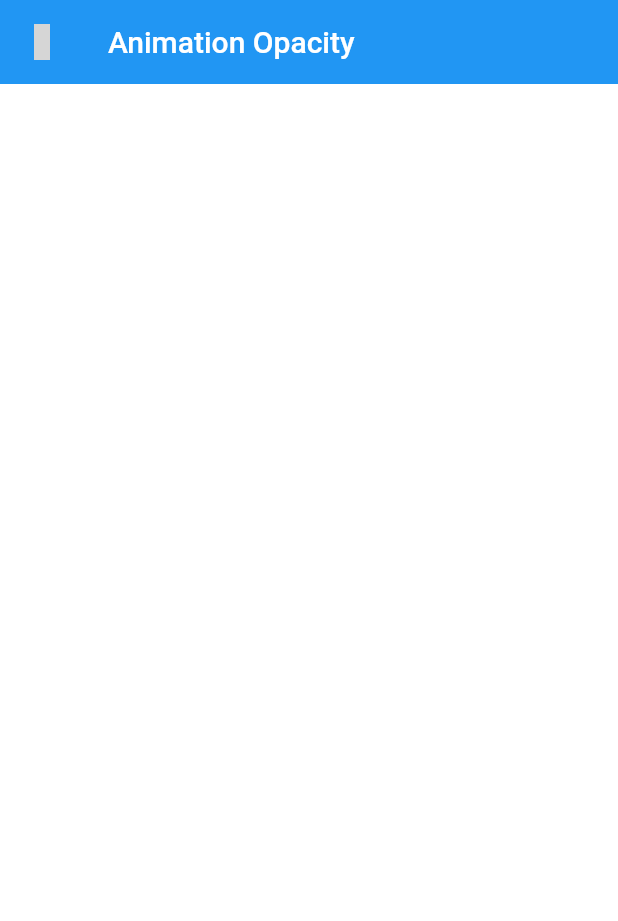
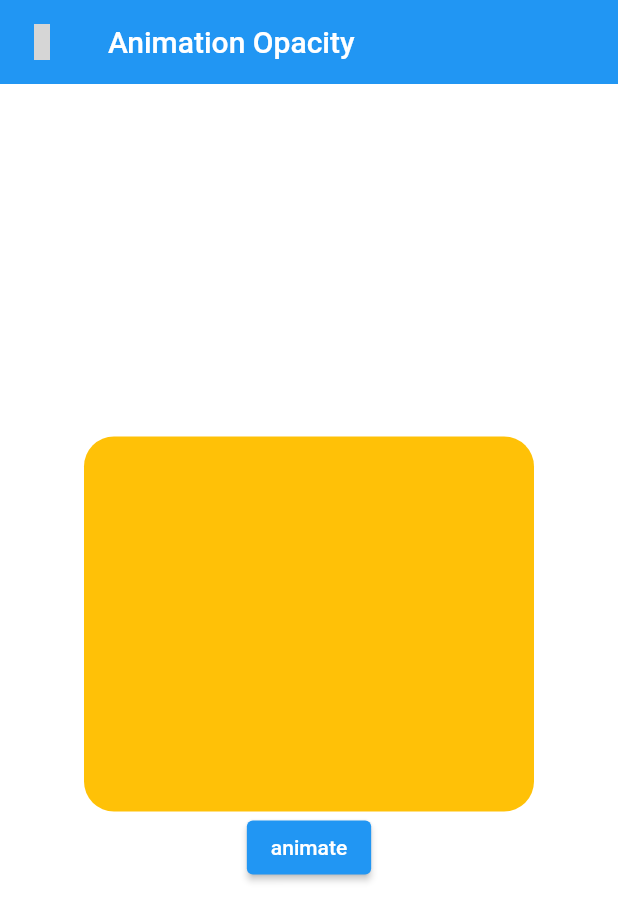
Before and after one commit to alirezat66/flutter_animations, a Flutter app: the OpacityAnimationScreen screen opened by its route, on a phone screen of 412 x 824 dp. Shown: the top 921 px of the screen. Run offline on Flutter 3.47's test engine with Material 2 defaults, Android fonts, the phone set to English and light mode, and no system bars; our stand-ins replace iconly; grey boxes are pictures that could not be loaded.

Commit message:
add opacity animation

```diff
--- a/lib/screen/animation_opacity_screen.dart
+++ b/lib/screen/animation_opacity_screen.dart
@@ -9,6 +9,11 @@ class OpacityAnimationScreen extends StatefulWidget {
 }
 
 class _OpacityAnimationScreenState extends State<OpacityAnimationScreen> {
+  double width = 300;
+  double height = 250;
+  double radius = 20;
+  Color color = Colors.amber;
+  double opacity = 1;
   @override
   Widget build(BuildContext context) {
     return Scaffold(
@@ -27,7 +32,26 @@ class _OpacityAnimationScreenState extends State<OpacityAnimationScreen> {
           mainAxisSize: MainAxisSize.max,
           mainAxisAlignment: MainAxisAlignment.center,
           crossAxisAlignment: CrossAxisAlignment.center,
-          children: [],
+          children: [
+            AnimatedOpacity(
+              opacity: opacity,
+              duration: Duration(seconds: 1),
+              curve: Curves.bounceOut,
+              child: Container(
+                width: width,
+                height: height,
+                decoration: BoxDecoration(
+                    color: color, borderRadius: BorderRadius.circular(radius)),
+              ),
+            ),
+            ElevatedButton(
+                onPressed: () {
+                  setState(() {
+                    opacity = opacity == 1 ? 0.4 : 1;
+                  });
+                },
+                child: Text('animate'))
+          ],
         ),
       ),
     );
```
